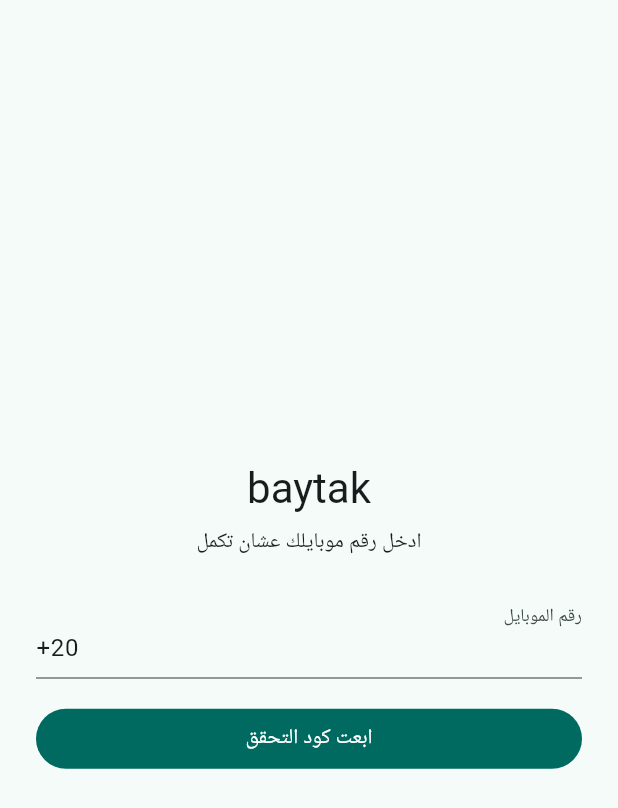
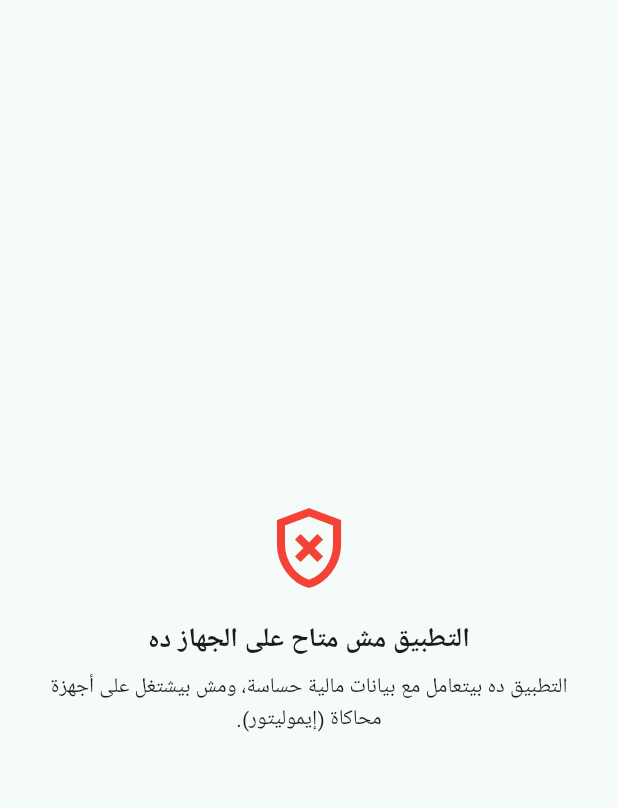
Before and after one commit to youssefelsane-hash/portalSp, a Flutter app: the screen it shows after launch, on a phone screen of 412 x 824 dp. Shown: the top 808 px of the screen. Run offline on Flutter 3.47's test engine with Material 3 defaults, Android fonts, the phone set to English and light mode, and no system bars; our stand-ins replace flutter_secure_storage, image_picker, socket_io_client; missing offline and left inert: safe_device; accounts and stored records are empty.

Commit message:
feat(technician-app): root/jailbreak detection gate before any screen
Closes one of three items in the §7.3 mandatory-before-production
security checklist (documented as "zero, not optional"). Added the
safe_device package and DeviceSecurityService, wired into main.dart as
the very first gate — before the login screen even renders — checking
SafeDevice.isRealDevice/isJailBroken. A compromised or emulated device
sees CompromisedDeviceScreen with no in-app way to bypass it. A failure
of the check itself (plugin error, not an actual detection) fails open
and logs, matching the project's existing "a secondary check failing
shouldn't break the real user" pattern — this isn't the payment path
itself, it's a gate in front of it.

Found and fixed a real bug in the safe_device package while wiring this
up: SafeDevice.init() fires an unawaited, uncaught invokeMethod call. In
`flutter test` (no native plugin registered), that throws an unhandled
MissingPluginException that fails the whole test regardless of our own
try/catch (which only wraps the awaited calls). Fixed by mocking the
'safe_device' MethodChannel explicitly in test/widget_test.dart, same
pattern already used there for flutter_secure_storage.

Explicitly NOT done, documented honestly: mock-location detection
(safe_device offers isMockLocation, but it would be pure theater right
now — the current location-sharing flow takes manually-typed lat/lng in
a dialog, not real GPS via geolocator, so an app that can't tell mocked
GPS from typed-in GPS gains nothing from that specific check until real
geolocation is wired in) and SSL pinning (needs a real production TLS
cert to pin against; dev runs over plain http://localhost, so there's
nothing genuine to pin here yet).

The native root/jailbreak behavior itself can't be verified live in this
sandbox (no real rooted/jailbroken device or emulator) — same limitation
as everything else here needing an actual device. flutter analyze and
both the offline and live test suites pass.

Co-Authored-By: Claude Sonnet 5 <noreply@anthropic.com>
Claude-Session: https://claude.ai/code/session_01Qb5yTKDzmiwSXH89RJwxZP

```diff
--- /dev/null
+++ b/apps/technician-app/lib/core/compromised_device_screen.dart
@@ -0,0 +1,31 @@
+import 'package:flutter/material.dart';
+
+class CompromisedDeviceScreen extends StatelessWidget {
+  final String reasonAr;
+
+  const CompromisedDeviceScreen({super.key, required this.reasonAr});
+
+  @override
+  Widget build(BuildContext context) {
+    return Directionality(
+      textDirection: TextDirection.rtl,
+      child: Scaffold(
+        body: Center(
+          child: Padding(
+            padding: const EdgeInsets.all(24),
+            child: Column(
+              mainAxisSize: MainAxisSize.min,
+              children: [
+                const Icon(Icons.gpp_bad_outlined, size: 64, color: Colors.red),
+                const SizedBox(height: 16),
+                const Text('التطبيق مش متاح على الجهاز ده', style: TextStyle(fontSize: 18, fontWeight: FontWeight.bold)),
+                const SizedBox(height: 8),
+                Text(reasonAr, textAlign: TextAlign.center),
+              ],
+            ),
+          ),
+        ),
+      ),
+    );
+  }
+}
--- /dev/null
+++ b/apps/technician-app/lib/core/device_security.dart
@@ -0,0 +1,37 @@
+import 'package:safe_device/safe_device.dart';
+
+class DeviceSecurityResult {
+  final bool isCompromised;
+  final String? reasonAr;
+
+  const DeviceSecurityResult({required this.isCompromised, this.reasonAr});
+}
+
+// جزء من متطلبات الأمان الإلزامية §7.3 (كانت فجوة موثّقة صراحة) — كشف الأجهزة المكسورة
+// (root/jailbreak) قبل السماح بأي عملية مالية (أرباح، صرف). فحص واحد وقت فتح التطبيق، مش لكل
+// طلب — SafeDevice بيعمل native calls مش رخيصة تتكرر باستمرار.
+class DeviceSecurityService {
+  Future<DeviceSecurityResult> check() async {
+    try {
+      final isRealDevice = await SafeDevice.isRealDevice;
+      if (!isRealDevice) {
+        return const DeviceSecurityResult(
+          isCompromised: true,
+          reasonAr: 'التطبيق ده بيتعامل مع بيانات مالية حساسة، ومش بيشتغل على أجهزة محاكاة (إيموليتور).',
+        );
+      }
+      final isJailBroken = await SafeDevice.isJailBroken;
+      if (isJailBroken) {
+        return const DeviceSecurityResult(
+          isCompromised: true,
+          reasonAr: 'التطبيق ده بيتعامل مع بيانات مالية حساسة، ومش بيشتغل على أجهزة معمول لها Root أو Jailbreak.',
+        );
+      }
+      return const DeviceSecurityResult(isCompromised: false);
+    } catch (_) {
+      // فشل الفحص نفسه (خطأ في الـ plugin على منصة معيّنة مثلاً) مش نفس اكتشاف جهاز مخترق
+      // فعلاً — بنفتح بدل ما نقفل فني حقيقي برة الشغل بسبب خطأ تقني في فحص أمان ثانوي.
+      return const DeviceSecurityResult(isCompromised: false);
+    }
+  }
+}
--- a/apps/technician-app/lib/main.dart
+++ b/apps/technician-app/lib/main.dart
@@ -1,6 +1,8 @@
 import 'package:flutter/material.dart';
 import 'package:provider/provider.dart';
 import 'core/auth_repository.dart';
+import 'core/compromised_device_screen.dart';
+import 'core/device_security.dart';
 import 'features/auth/login_screen.dart';
 import 'features/orders/available_orders_screen.dart';
 
@@ -20,8 +22,31 @@ class BaytakTechnicianApp extends StatelessWidget {
         debugShowCheckedModeBanner: false,
         theme: ThemeData(colorScheme: ColorScheme.fromSeed(seedColor: Colors.teal), useMaterial3: true),
         locale: const Locale('ar', 'EG'),
-        home: const _AuthGate(),
+        home: const _DeviceSecurityGate(),
       ),
+    );
+  }
+}
+
+// أول بوابة قبل أي حاجة تانية — فحص سلامة الجهاز (root/jailbreak) قبل حتى شاشة الدخول، عشان
+// فني على جهاز مخترق ميقدرش يوصل لأي بيانات مالية حتى لو مسجّل دخول بالفعل (توكن محفوظ محلياً).
+class _DeviceSecurityGate extends StatelessWidget {
+  const _DeviceSecurityGate();
+
+  @override
+  Widget build(BuildContext context) {
+    return FutureBuilder<DeviceSecurityResult>(
+      future: DeviceSecurityService().check(),
+      builder: (context, snapshot) {
+        if (!snapshot.hasData) {
+          return const Scaffold(body: Center(child: CircularProgressIndicator()));
+        }
+        final result = snapshot.data!;
+        if (result.isCompromised) {
+          return CompromisedDeviceScreen(reasonAr: result.reasonAr ?? 'الجهاز ده مش آمن.');
+        }
+        return const _AuthGate();
+      },
     );
   }
 }
--- a/apps/technician-app/pubspec.yaml
+++ b/apps/technician-app/pubspec.yaml
@@ -40,6 +40,7 @@ dependencies:
   image_picker: ^1.2.3
   http_parser: ^4.1.2
   socket_io_client: ^3.1.6
+  safe_device: ^1.4.1
 
 dev_dependencies:
   flutter_test:
```
Also changed, not shown: apps/technician-app/pubspec.lock, 2 other files.
